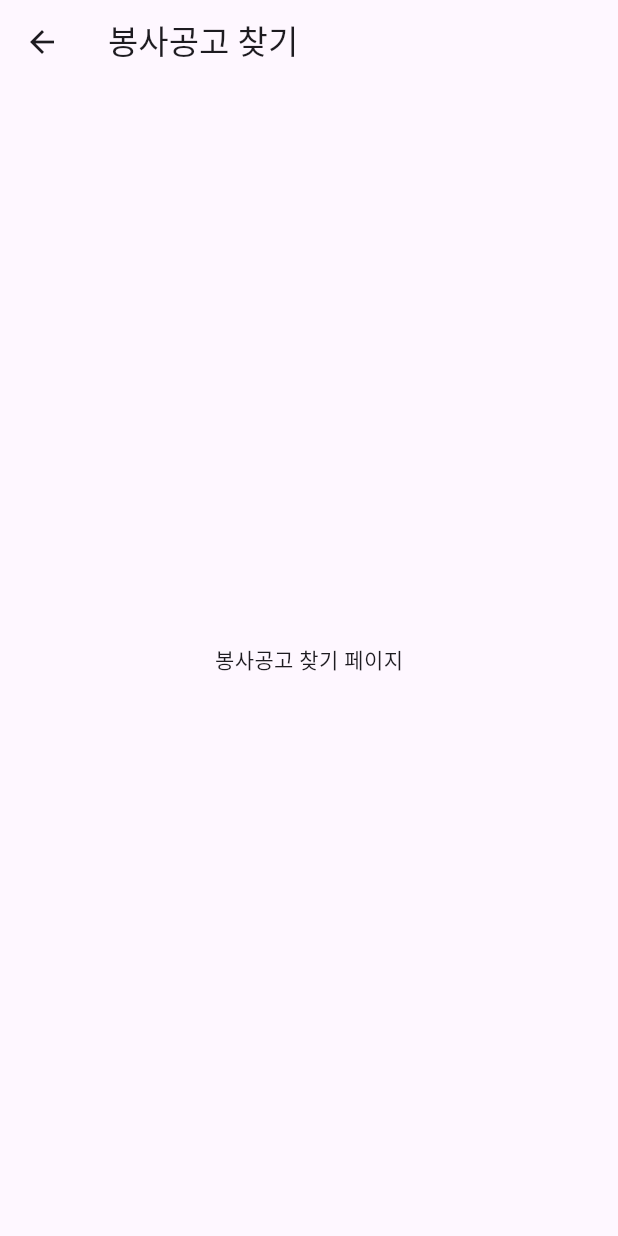
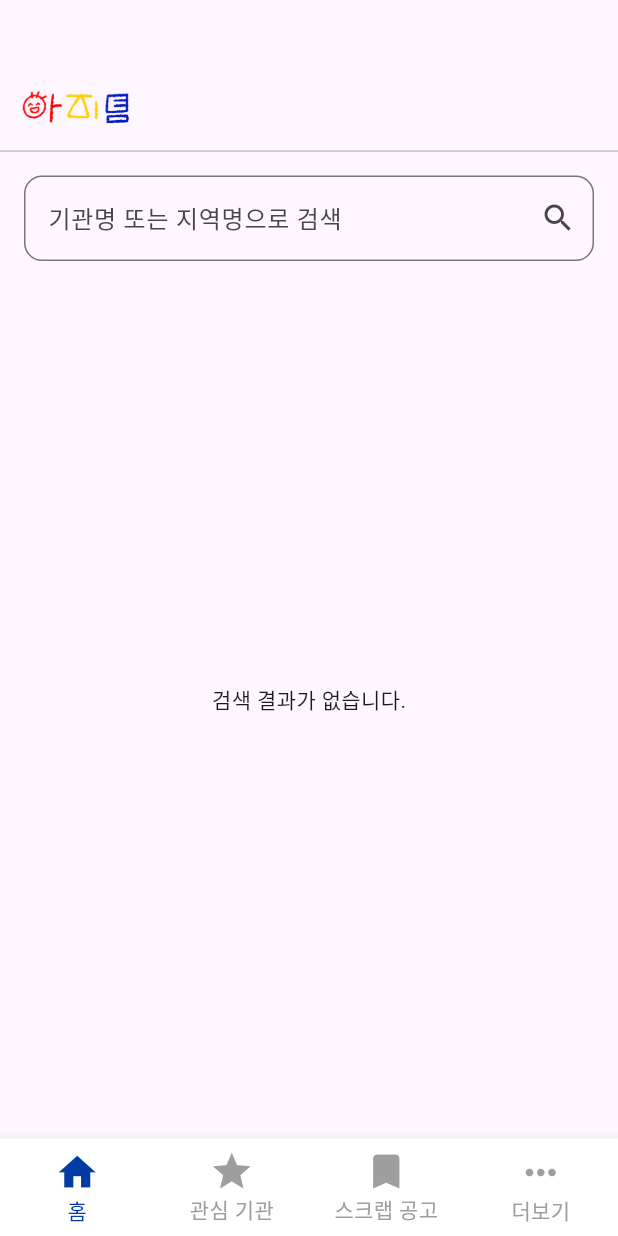
Before and after one commit to Challenge-semester2024/App-Client, a Flutter app: the FindVolunteerPage screen opened directly, on a phone screen of 412 x 824 dp. Run offline on Flutter 3.47's test engine with Material 3 defaults, Android fonts, the light colour scheme and no system bars; our stand-ins replace flutter_dotenv, image_picker, shared_preferences; missing offline and left inert: kakao_map_plugin; accounts and stored records are empty.

Commit message:
feat: 봉사공고 찾기 페이지 ui 및 api 연동

```diff
--- a/child_care_app/lib/screens/find_volunteer_page.dart
+++ b/child_care_app/lib/screens/find_volunteer_page.dart
@@ -1,17 +1,159 @@
+import 'dart:convert';
+
+import 'package:child_care_app/screens/volunteer_detail_page.dart';
+import 'package:child_care_app/service/token.dart';
+import 'package:child_care_app/widgets/home_bottom_navigation_bar.dart';
 import 'package:flutter/material.dart';
+import 'package:flutter_dotenv/flutter_dotenv.dart';
+import 'package:http/http.dart' as http;
 
-class FindVolunteerPage extends StatelessWidget {
+class FindVolunteerPage extends StatefulWidget {
   const FindVolunteerPage({super.key});
+
+  @override
+  _FindVolunteerPageState createState() => _FindVolunteerPageState();
+}
+
+class _FindVolunteerPageState extends State<FindVolunteerPage> {
+  final TextEditingController _searchController = TextEditingController();
+  List<Map<String, dynamic>> _searchResults = [];
+
+  Future<void> _searchVolunteer() async {
+    final data = jsonEncode({'findWord': _searchController.text});
+    final serverIp = dotenv.env['SERVER_IP'] ?? 'http://defaultIp';
+    final accessToken = await getJwtToken();
+    final url = Uri.parse('$serverIp/api/app/scrap/recruitment/search');
+    final response = await http.post(url,
+        headers: {
+          'Content-Type': 'application/json',
+          'Authorization': 'Bearer $accessToken',
+        },
+        body: data);
+
+    if (response.statusCode == 200) {
+      final List<dynamic> data = jsonDecode(utf8.decode(response.bodyBytes));
+      print(data);
+      setState(() {
+        _searchResults = data.cast<Map<String, dynamic>>();
+      });
+    } else {
+      // Handle error
+      print('Failed to load search results');
+    }
+  }
+
+  Future<void> _toggleScrap(int recruitmentId, bool isScrapped) async {
+    final serverIp = dotenv.env['SERVER_IP'] ?? 'http://defaultIp';
+    final accessToken = await getJwtToken();
+    final url = Uri.parse('$serverIp/api/app/scrap/recruitment/create');
+    final data = jsonEncode({"recruitmentId": recruitmentId});
+    print(data);
+    final response = await http.post(url,
+        headers: {
+          'Content-Type': 'application/json',
+          'Authorization': 'Bearer $accessToken',
+        },
+        body: data);
+
+    if (response.statusCode == 200) {
+      setState(() {
+        _searchResults = _searchResults.map((item) {
+          if (item['id'] == recruitmentId) {
+            return {...item, 'scrap': !isScrapped};
+          }
+          return item;
+        }).toList();
+      });
+    } else {
+      print('Failed to toggle scrap');
+    }
+  }
 
   @override
   Widget build(BuildContext context) {
     return Scaffold(
       appBar: AppBar(
-        title: const Text('봉사공고 찾기'),
+        leading: Container(),
+        toolbarHeight: 100.0,
+        flexibleSpace: Padding(
+          padding: const EdgeInsets.only(left: 5.0, top: 40),
+          child: Align(
+            alignment: Alignment.centerLeft,
+            child: Image.asset(
+              'assets/logo.png',
+              height: 100.0,
+            ),
+          ),
+        ),
+        bottom: PreferredSize(
+          preferredSize: const Size.fromHeight(1.0),
+          child: Container(
+            color: Colors.grey,
+            height: 0.6,
+          ),
+        ),
       ),
-      body: const Center(
-        child: Text('봉사공고 찾기 페이지'),
+      body: Padding(
+        padding: const EdgeInsets.all(16.0),
+        child: Column(
+          children: [
+            TextField(
+              controller: _searchController,
+              decoration: InputDecoration(
+                hintText: '기관명 또는 지역명으로 검색',
+                suffixIcon: IconButton(
+                  icon: const Icon(Icons.search),
+                  onPressed: _searchVolunteer,
+                ),
+                border: OutlineInputBorder(
+                  borderRadius: BorderRadius.circular(12.0),
+                ),
+              ),
+              onSubmitted: (value) => _searchVolunteer(),
+            ),
+            const SizedBox(height: 16.0),
+            Expanded(
+              child: _searchResults.isEmpty
+                  ? const Center(child: Text('검색 결과가 없습니다.'))
+                  : ListView.builder(
+                      itemCount: _searchResults.length,
+                      itemBuilder: (context, index) {
+                        final item = _searchResults[index];
+                        return Card(
+                          shape: RoundedRectangleBorder(
+                            borderRadius: BorderRadius.circular(12.0),
+                          ),
+                          elevation: 3,
+                          child: ListTile(
+                            onTap: () {
+                              Navigator.push(
+                                context,
+                                MaterialPageRoute(
+                                  builder: (context) =>
+                                      VolunteerDetailPage(id: item['id']),
+                                ),
+                              );
+                            },
+                            title: Text(item['recruitmentName']),
+                            subtitle: Text('${item['recruitmentStartDate']} '),
+                            trailing: IconButton(
+                              icon: Icon(
+                                Icons.bookmark,
+                                color:
+                                    item['scrap'] ? Colors.blue : Colors.grey,
+                              ),
+                              onPressed: () =>
+                                  _toggleScrap(item['id'], item['scrap']),
+                            ),
+                          ),
+                        );
+                      },
+                    ),
+            ),
+          ],
+        ),
       ),
+      bottomNavigationBar: const HomeBottomNavigationBar(),
     );
   }
 }
```
